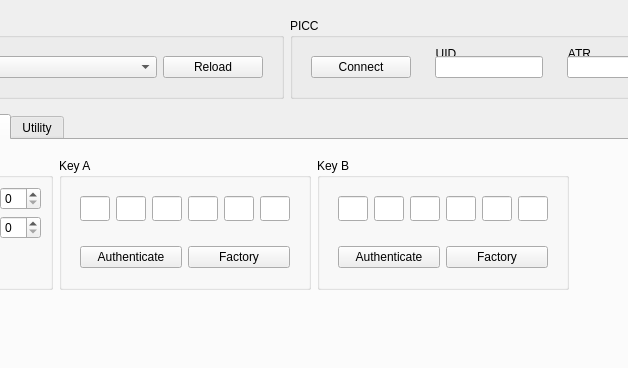
Before: the Qt Designer form ui/main.ui in fananimi/mifare-tools, drawn with Qt 5; both pictures show x 82 to 710 and y 0 to 368 of the 913 by 640 pixel window.
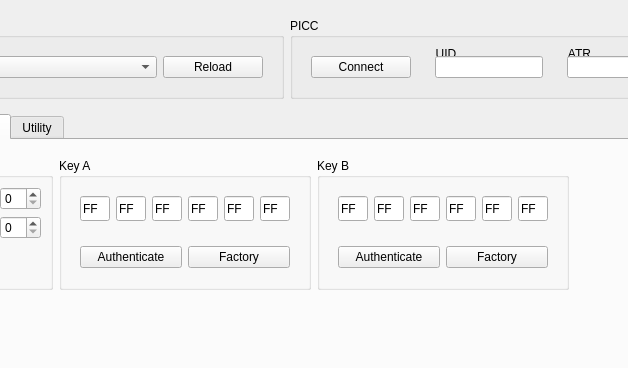
After: the same form once the commit is applied.

Commit message: re-ordering function

```diff
--- a/ui/main.ui
+++ b/ui/main.ui
@@ -365,6 +365,9 @@
                    <height>30</height>
                   </size>
                  </property>
+                 <property name="text">
+                  <string>FF</string>
+                 </property>
                  <property name="maxLength">
                   <number>2</number>
                  </property>
@@ -384,6 +387,9 @@
                    <height>30</height>
                   </size>
                  </property>
+                 <property name="text">
+                  <string>FF</string>
+                 </property>
                  <property name="maxLength">
                   <number>2</number>
                  </property>
@@ -403,6 +409,9 @@
                    <height>30</height>
                   </size>
                  </property>
+                 <property name="text">
+                  <string>FF</string>
+                 </property>
                  <property name="maxLength">
                   <number>2</number>
                  </property>
@@ -422,6 +431,9 @@
                    <height>30</height>
                   </size>
                  </property>
+                 <property name="text">
+                  <string>FF</string>
+                 </property>
                  <property name="maxLength">
                   <number>2</number>
                  </property>
@@ -441,6 +453,9 @@
                    <height>30</height>
                   </size>
                  </property>
+                 <property name="text">
+                  <string>FF</string>
+                 </property>
                  <property name="maxLength">
                   <number>2</number>
                  </property>
@@ -460,6 +475,9 @@
                    <height>30</height>
                   </size>
                  </property>
+                 <property name="text">
+                  <string>FF</string>
+                 </property>
                  <property name="maxLength">
                   <number>2</number>
                  </property>
@@ -526,6 +544,9 @@
                    <height>30</height>
                   </size>
                  </property>
+                 <property name="text">
+                  <string>FF</string>
+                 </property>
                  <property name="maxLength">
                   <number>2</number>
                  </property>
@@ -545,6 +566,9 @@
                    <height>30</height>
                   </size>
                  </property>
+                 <property name="text">
+                  <string>FF</string>
+                 </property>
                  <property name="maxLength">
                   <number>2</number>
                  </property>
@@ -564,6 +588,9 @@
                    <height>30</height>
                   </size>
                  </property>
+                 <property name="text">
+                  <string>FF</string>
+                 </property>
                  <property name="maxLength">
                   <number>2</number>
                  </property>
@@ -583,6 +610,9 @@
                    <height>30</height>
                   </size>
                  </property>
+                 <property name="text">
+                  <string>FF</string>
+                 </property>
                  <property name="maxLength">
                   <number>2</number>
                  </property>
@@ -602,6 +632,9 @@
                    <height>30</height>
                   </size>
                  </property>
+                 <property name="text">
+                  <string>FF</string>
+                 </property>
                  <property name="maxLength">
                   <number>2</number>
                  </property>
@@ -621,6 +654,9 @@
                    <height>30</height>
                   </size>
                  </property>
+                 <property name="text">
+                  <string>FF</string>
+                 </property>
                  <property name="maxLength">
                   <number>2</number>
                  </property>
```
Left out of the diff: 24 changed lines with no effect on the pictures. The commit also changes 2 other files.
